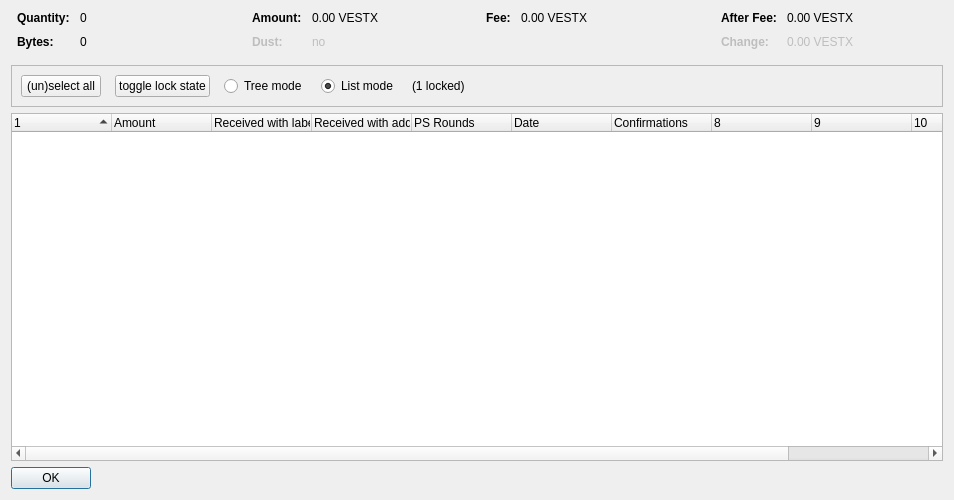
First picture: the form in src/qt/forms/coincontroldialog.ui, repository barrystyle/vestx, before the edit.
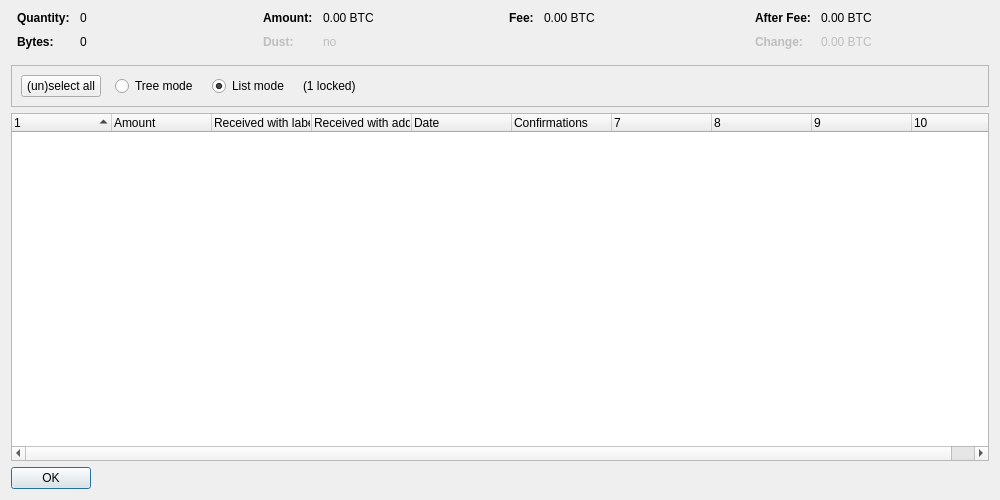
Second picture: the form after the edit. Custom widgets are drawn as their Qt base class.

```diff
--- a/src/qt/forms/coincontroldialog.ui
+++ b/src/qt/forms/coincontroldialog.ui
@@ -6,7 +6,7 @@
    <rect>
     <x>0</x>
     <y>0</y>
-    <width>954</width>
+    <width>1000</width>
     <height>500</height>
    </rect>
   </property>
@@ -132,7 +132,7 @@
           <enum>Qt::ActionsContextMenu</enum>
          </property>
          <property name="text">
-          <string notr="true">0.00 VESTX</string>
+          <string notr="true">0.00 BTC</string>
          </property>
          <property name="textInteractionFlags">
           <set>Qt::LinksAccessibleByMouse|Qt::TextSelectableByKeyboard|Qt::TextSelectableByMouse</set>
@@ -212,7 +212,7 @@
           <enum>Qt::ActionsContextMenu</enum>
          </property>
          <property name="text">
-          <string notr="true">0.00 VESTX</string>
+          <string notr="true">0.00 BTC</string>
          </property>
          <property name="textInteractionFlags">
           <set>Qt::LinksAccessibleByMouse|Qt::TextSelectableByKeyboard|Qt::TextSelectableByMouse</set>
@@ -257,7 +257,7 @@
           <enum>Qt::ActionsContextMenu</enum>
          </property>
          <property name="text">
-          <string notr="true">0.00 VESTX</string>
+          <string notr="true">0.00 BTC</string>
          </property>
          <property name="textInteractionFlags">
           <set>Qt::LinksAccessibleByMouse|Qt::TextSelectableByKeyboard|Qt::TextSelectableByMouse</set>
@@ -292,7 +292,7 @@
           <enum>Qt::ActionsContextMenu</enum>
          </property>
          <property name="text">
-          <string notr="true">0.00 VESTX</string>
+          <string notr="true">0.00 BTC</string>
          </property>
          <property name="textInteractionFlags">
           <set>Qt::LinksAccessibleByMouse|Qt::TextSelectableByKeyboard|Qt::TextSelectableByMouse</set>
@@ -319,7 +319,7 @@
      </property>
      <layout class="QHBoxLayout" name="horizontalLayout">
       <item>
-       <layout class="QHBoxLayout" name="horizontalLayoutPanel" stretch="0,0,0,0,0,0">
+       <layout class="QHBoxLayout" name="horizontalLayoutPanel" stretch="0,0,0,0,0">
         <property name="spacing">
          <number>14</number>
         </property>
@@ -339,22 +339,6 @@
           </property>
          </widget>
         </item>
-        <item>
-         <widget class="QPushButton" name="pushButtonToggleLock">
-          <property name="sizePolicy">
-           <sizepolicy hsizetype="Maximum" vsizetype="Fixed">
-            <horstretch>0</horstretch>
-            <verstretch>0</verstretch>
-           </sizepolicy>
-          </property>
-          <property name="text">
-           <string>toggle lock state</string>
-          </property>
-          <property name="autoDefault">
-           <bool>false</bool>
-          </property>
-         </widget>
-        </item>
         <item>
          <widget class="QRadioButton" name="radioTreeMode">
           <property name="sizePolicy">
@@ -418,7 +402,7 @@
       <bool>false</bool>
      </property>
      <property name="columnCount">
-      <number>11</number>
+      <number>10</number>
      </property>
      <attribute name="headerShowSortIndicator" stdset="0">
       <bool>true</bool>
@@ -446,11 +430,6 @@
        <string>Received with address</string>
       </property>
      </column>
-     <column>
-      <property name="text">
-       <string>PS Rounds</string>
-      </property>
-     </column>
      <column>
       <property name="text">
        <string>Date</string>
```
Left out of the diff: 4 changed lines with no effect on the pictures.
